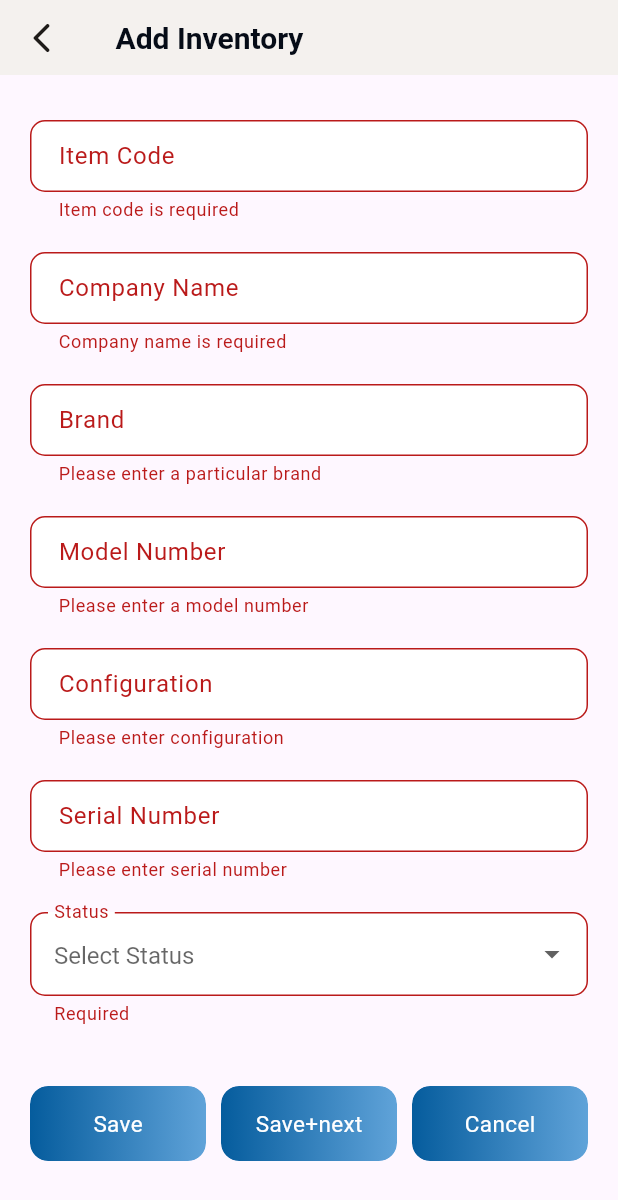
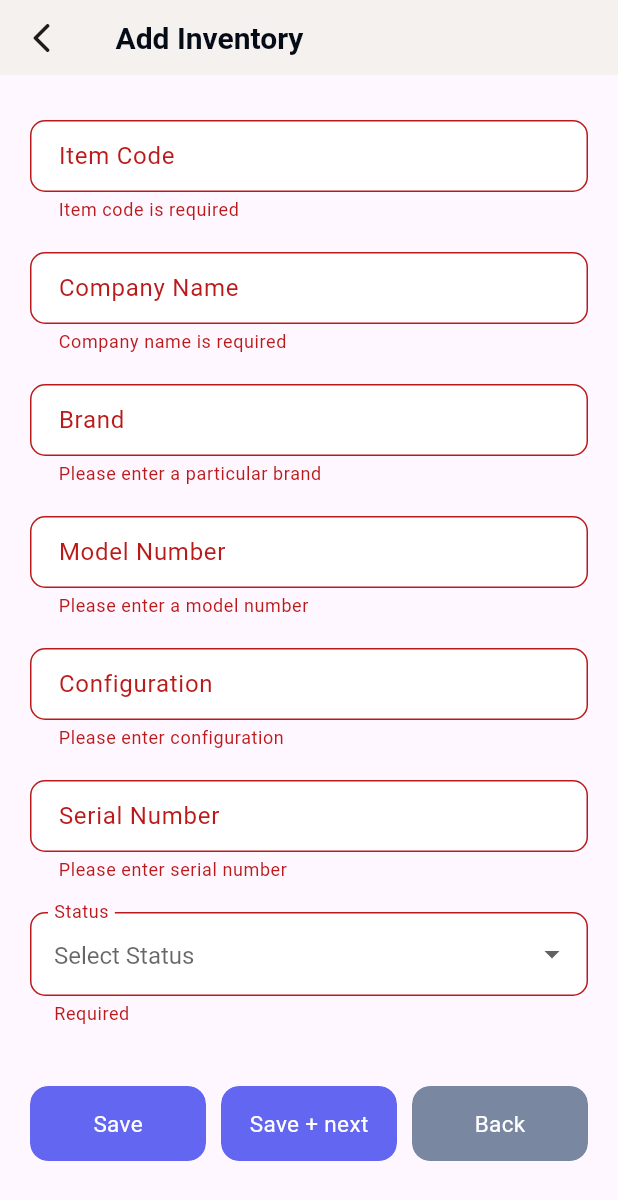
Before and after one commit to Vyzion-Innovation/Inventory-Flutter-MobileApp, a Flutter app: the InventoryFormScreen screen opened by its route, after a tap on "Save", on a phone screen of 412 x 824 dp. Shown: the top 1200 px of the screen. Run offline on Flutter 3.47's test engine with Material 3 defaults, Android fonts, the phone set to English and light mode, and no system bars; our stand-ins replace cloud_firestore, firebase_auth, firebase_core, get, shared_preferences; accounts and stored records are empty; Roboto replaces fonts that are missing (poppoins).

Commit message:
bug resolev ui

```diff
--- a/lib/Add_Customer/View/add_customer_screen.dart
+++ b/lib/Add_Customer/View/add_customer_screen.dart
@@ -86,6 +86,7 @@ class AddCustomerScreen extends StatelessWidget {
                         Expanded(
                           child: CustomButton(
                             title: controller.customerToEdit == null ? Strings.save : 'Update',
+                            color: AppColors.primaryColor,
                             onTap: () {
                               controller.saveData('save');
                             },
@@ -96,6 +97,7 @@ class AddCustomerScreen extends StatelessWidget {
                         Expanded(
                           child: CustomButton(
                             title: Strings.saveNext,
+                            color: AppColors.primaryColor,
                             onTap: () {
                               controller.saveData('save+next');
                             },
@@ -106,6 +108,7 @@ class AddCustomerScreen extends StatelessWidget {
                         Expanded(
                           child: CustomButton(
                             title: Strings.cancel,
+                            color: AppColors.secondaryColor,
                             onTap: () {
                               controller.cancelSaving();
                             },
--- a/lib/Add_Inventory/Controller/add_inventory_controller.dart
+++ b/lib/Add_Inventory/Controller/add_inventory_controller.dart
@@ -102,8 +102,11 @@ class InventoryFormController extends GetxController {
 
   @override
   void refresh() {
-    FocusScope.of(Get.context!).unfocus();
-    isValidating = false;
+
+    FocusManager.instance.primaryFocus?.unfocus();
+
+        // Reset the form after unfocusing
+        formKey.currentState?.reset();
 
     companyNameController.clear();
     brandController.clear();
@@ -123,30 +126,45 @@ class InventoryFormController extends GetxController {
     selectedPaidBy.value = '';
     selectedSeller.value = null;
     selectedBuyer.value = null;
-     isValidating = true;
+
 
   }
 
   // Save Data Method
- Future<void> saveData(String buttonType) async {
+ Future<void> saveData(int buttonType) async {
   isSaving.value = true;
 
-  if (buttonType.toLowerCase() == 'save') {
+  try {
+    // when user tap on save button
+    if (buttonType == 1) {
       if (formKey.currentState!.validate()) {
         if (inventoryToEdit != null) {
-        await _updateIntemInventory(); // Call to update the existing inventory
+          await _updateIntemInventory();
+
+          // Show success dialog after the update
+          await Get.defaultDialog(
+            title: "Inventory Updated",
+            content: const Text("Your data has been updated successfully."),
+            confirm: ElevatedButton(
+              onPressed: () {
+                Get.back(); // Close the dialog
+                Get.back(result: true); // Close the screen and pass success
+              },
+              child: const Text("OK"),
+            ),
+          );
         } else {
-        await _saveInventory(); // Call to save the new inventory
-      }
+          await _saveInventory();
           Get.back(result: true); // Close screen and pass success
         }
-  } else if (buttonType.toLowerCase() == 'save+next') {
-    try {
+      }
+    } else if (buttonType == 2) {
+       // when user tap on save+next button
       if (formKey.currentState!.validate()) {
         await _saveInventory();
+        refresh();
 
-        // Show a dialog after saving
-        Get.defaultDialog(
+                await Get.defaultDialog(
           title: "Inventory Saved",
           content: const Text("Your data has been saved successfully."),
           confirm: ElevatedButton(
@@ -156,20 +174,17 @@ class InventoryFormController extends GetxController {
             child: const Text("OK"),
           ),
         );
-
-        // Reset the form for the next entry
  formKey.currentState?.reset();
-        refresh();
+             }
     }
   } catch (e) {
-      // Handle error
     print("Error saving inventory: $e");
   } finally {
-      isSaving.value = false;
-
+    isSaving.value = false; // Ensure isSaving is set back to false
   }
 }
-}
+
+
 
   // Save inventory data to Firestore
   Future<void> _saveInventory() async {
--- a/lib/Add_Inventory/View/add_inventory.dart
+++ b/lib/Add_Inventory/View/add_inventory.dart
@@ -56,7 +56,7 @@ class InventoryFormScreen extends StatelessWidget {
                 controller: controller.itemCodeController,
                 borderSide:
                     const BorderSide(color: AppColors.primaryColor, width: 1.0),
-                validator: FieldValidator.validateItemCode,
+                 validator: FieldValidator.validateItemCode,
               ),
               const SizedBox(height: 20),
               CustomTextField(
@@ -118,8 +118,11 @@ class InventoryFormScreen extends StatelessWidget {
                               child: Text(item),
                             ))
                         .toList(),
-                    onChanged: (value) =>
-                        controller.selectedStatus.value = value ?? '',
+                   onChanged: (value) {
+                  controller.selectedStatus.value = value ?? '';
+                  // Trigger validation manually
+                  // controller.formKey.currentState?.validate();
+                },
                     validator: (value) =>
                         value == null || value.isEmpty ? "Required" : null,
                     fillColor: AppColors.colorWhite,
@@ -194,7 +197,11 @@ class InventoryFormScreen extends StatelessWidget {
                             onChanged: (value) {
                               if (value != null) {
                                 controller.selectedBuyer.value =
-                                    value; // Update the observable
+                                    value; // Update the
+
+                  // Trigger validation manually
+                  // controller.formKey.currentState?.validate();
+
                               } // Set the selected buyer
                             },
                             validator: (value) =>
@@ -216,8 +223,11 @@ class InventoryFormScreen extends StatelessWidget {
                                       child: Text(item),
                                     ))
                                 .toList(),
-                            onChanged: (value) =>
-                                controller.selectedPaidBy.value = value ?? '',
+                            onChanged: (value) {
+                  controller.selectedPaidBy.value = value ?? '';
+                  // Trigger validation manually
+                  // controller.formKey.currentState?.validate();
+                },
                             validator: (value) => value == null || value.isEmpty
                                 ? "Required"
                                 : null,
@@ -296,6 +306,7 @@ class InventoryFormScreen extends StatelessWidget {
                               print(value);
                               controller.selectedSeller.value =
                                   value; // Update the observable
+                                    // controller.formKey.currentState?.validate();
                             }
                           },
                           borderSide: const BorderSide(
@@ -317,8 +328,9 @@ class InventoryFormScreen extends StatelessWidget {
                   Expanded(
                     child: CustomButton(
                        title: controller.inventoryData == null ? Strings.save : 'Update',
+                         color: AppColors.primaryColor,
                       onTap: () {
-                        controller.saveData('save');
+                        controller.saveData(1);
                       },
                     ),
                   ),
@@ -327,8 +339,9 @@ class InventoryFormScreen extends StatelessWidget {
                   Expanded(
                     child: CustomButton(
                       title: Strings.saveNext,
+                       color: AppColors.primaryColor,
                       onTap: () {
-                        controller.saveData('save+next');
+                        controller.saveData(2);
                       },
                     ),
                   ),
@@ -336,7 +349,8 @@ class InventoryFormScreen extends StatelessWidget {
                   SizedBox(width: 10), // Spacing between buttons
                   Expanded(
                     child: CustomButton(
-                      title: Strings.cancel,
+                      title: Strings.back,
+                      color: AppColors.secondaryColor,
                       onTap: () {
                         controller.cancelSaving();
                       },
--- a/lib/Add_Supplier/View/add_supplier_screen.dart
+++ b/lib/Add_Supplier/View/add_supplier_screen.dart
@@ -81,6 +81,7 @@ class AddSupplierScreen extends StatelessWidget {
                   Expanded(
                     child: CustomButton(
                       title: controller.supplierToEdit == null ? Strings.save : 'Update',
+                         color: AppColors.primaryColor,
                       onTap: () {
                         controller.saveData('save');
                       },
@@ -91,6 +92,7 @@ class AddSupplierScreen extends StatelessWidget {
                   Expanded(
                     child: CustomButton(
                       title: Strings.saveNext,
+                         color: AppColors.primaryColor,
                       onTap: () {
                         controller.saveData('save+next');
                       },
@@ -101,6 +103,7 @@ class AddSupplierScreen extends StatelessWidget {
                   Expanded(
                     child: CustomButton(
                       title: Strings.cancel,
+                         color: AppColors.secondaryColor,
                       onTap: () {
                        controller.cancelSaving();
 
--- a/lib/Constant/appStrings.dart
+++ b/lib/Constant/appStrings.dart
@@ -23,8 +23,8 @@ class Strings {
    static const rememberMe = "Remember me";
   static const login = "Login";
    static const save = "Save";
-   static const saveNext = "Save+next";
-   static const cancel = "Cancel";
+   static const saveNext = "Save + next";
+   static const cancel = "Back";
    static const lableEmail = "Email";
   static const lablePassword = "Password";
    static const hintEmail = "Enter email";
--- a/lib/Constant/app_colors.dart
+++ b/lib/Constant/app_colors.dart
@@ -10,7 +10,6 @@ class AppColors {
   static const Color deselectSegment = Color(0xffF4F1EE);
   static const Color borderColor = Color(0xffDCDCDC);
   static const Color greyColor = Color(0xffD9D9D9);
-  static const Color primaryColor = Color(0xFF6366F1);
   static const Color secondaryColor = Color(0xff7987a1);
   static const Color successColor = Color(0xff05a34a);
   static const Color infoColor = Color(0xff66d1d1);
@@ -20,4 +19,12 @@ class AppColors {
   static const Color darkColor = Color(0xff060c17);
   static const Color gradientOne = Color(0xff055C9D);
   static const Color gradientTwo = Color(0xff60A3D9);
+  static const Color backButton = Color(0xFF0F2137);
+   static const Color primaryColor = Color(0xFF6366F1); // #6366F1// #64748B
+  static const Color buttonTextColor = Color(0xFFFFFFFF); // #ffffff
+  static const Color deleteButtonColor = Color(0xFFFF0000); // #FF0000
+  static const Color companyLogoBackgroundColor = Color(0xFF000000); // #000000
+  static const Color whiteBackgroundColor = Color(0xFFFFFFFF); // #ffffff
+  static const Color blackBackgroundColor = Color(0xFFFFFFFF); // Changed to #ffffff
+  static const Color textColor = Color(0xFF000000); // #000000
 }
--- a/lib/Extension/form_validator.dart
+++ b/lib/Extension/form_validator.dart
@@ -2,8 +2,8 @@ import 'package:inventoryappflutter/Constant/error_messages.dart';
 
 class FieldValidator {
   static String? validateItemCode(String? value) {
-    if ( value?.isEmpty ?? false) {
-      print(value);
+    if ( value == null || value.isEmpty) {
+      print('zdfdfgdg ${value}');
       return ErrorValidationMessages.itemCode; // "Item Code is required."
     }
     return null;
@@ -126,5 +126,11 @@ class FieldValidator {
     }
     return null;
   }
+  static String? validateDropdownStatus(String? value) {
+  if (value == null || value.isEmpty) {
+    return "Required"; // Return error message if no value is selected
+  }
+  return null; // No error
+}
 
 }
--- a/lib/Home/Controller/dashboard_controller.dart
+++ b/lib/Home/Controller/dashboard_controller.dart
@@ -84,7 +84,7 @@ class DashboardController extends GetxController {
       .where('status', isEqualTo: 'sell')
       .orderBy('sell_timestamp', descending: true) // Order by most recent
       .where('sell_timestamp', isGreaterThanOrEqualTo: sevenDaysBackTimeStamp)
-      .limit(10) // Limit to the most recent 5 records
+      .limit(5) // Limit to the most recent 5 records
       .get();
 
   // Map the recent records to InventoryModel instances
--- a/lib/Profile/View/profile_screen.dart
+++ b/lib/Profile/View/profile_screen.dart
@@ -107,6 +107,7 @@ class ProfileScreen extends StatelessWidget {
                   Expanded(
                     child: CustomButton(
                       title: controller.adminProfileData != null ? 'Update' : Strings.saveProfile,
+                      color: AppColors.primaryColor,
                       onTap: () {
                        controller.saveData();
                       },
@@ -117,6 +118,7 @@ class ProfileScreen extends StatelessWidget {
                   Expanded(
                     child: CustomButton(
                       title: Strings.cancel,
+                        color: AppColors.secondaryColor,
                       onTap: () {
                         controller.cancelsaving();
                       },
--- a/lib/Repair/View/repair_screen.dart
+++ b/lib/Repair/View/repair_screen.dart
@@ -184,7 +184,7 @@ class RepairScreen extends StatelessWidget {
                     ],
                   ),
 
-                  const SizedBox(height: 8),
+
                 ],
               ),
             ),
--- a/lib/Supplier/View/supllier_screen.dart
+++ b/lib/Supplier/View/supllier_screen.dart
@@ -106,7 +106,7 @@ class SupllierScreen extends StatelessWidget {
                   Row(
                     children: [
                       const AppText(
-                        'Phone_Number:  ',
+                        'Phone Number:  ',
                         fontWeight: FontWeight.bold,
                         fontSize: 14,
                       ),
@@ -169,7 +169,7 @@ class SupllierScreen extends StatelessWidget {
                       },
                     );
                   },
-                  padding: const EdgeInsets.symmetric(vertical: 8.0),
+                  // padding: const EdgeInsets.symmetric(vertical: 8.0),
                 ),
                 ],
               ),
```
Also changed, not shown: lib/Add_Customer/Controller/add_customer_controller.dart (+10 -0 lines), lib/Add_Repair/Controller/repair_controller.dart (+10 -0 lines), lib/Add_Repair/View/repair_screen.dart (+10 -3 lines), lib/Add_Supplier/Controller/add_supllier_controller.dart (+10 -0 lines), lib/Home/View/home_screen.dart (+16 -16 lines), lib/Inventory/view/inventory_screen.dart (+4 -4 lines). Lines whose indentation alone changed are shown as unchanged.
